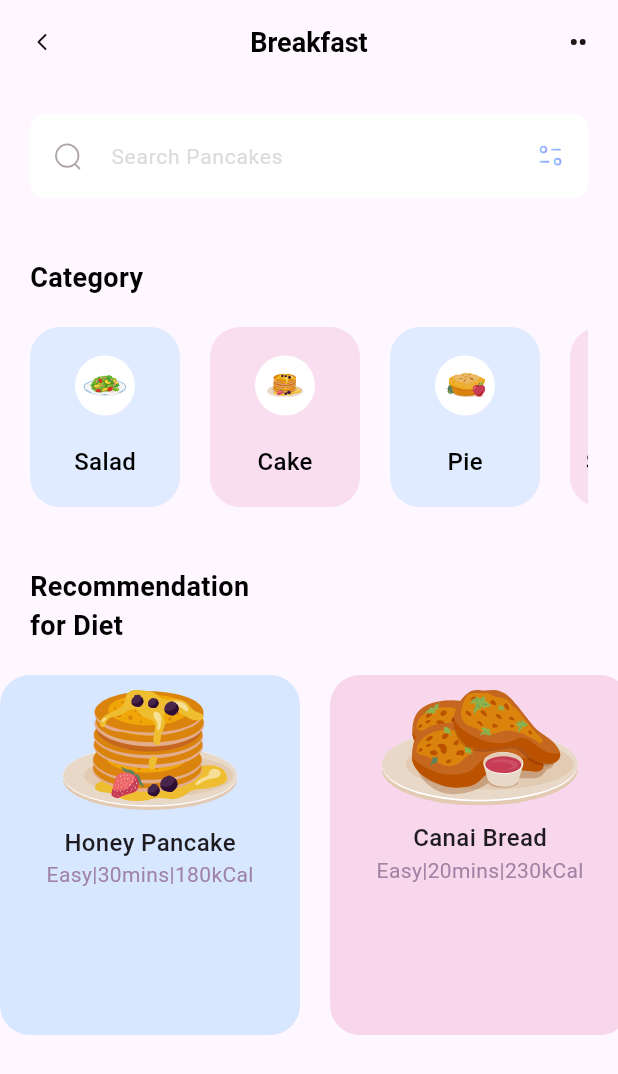
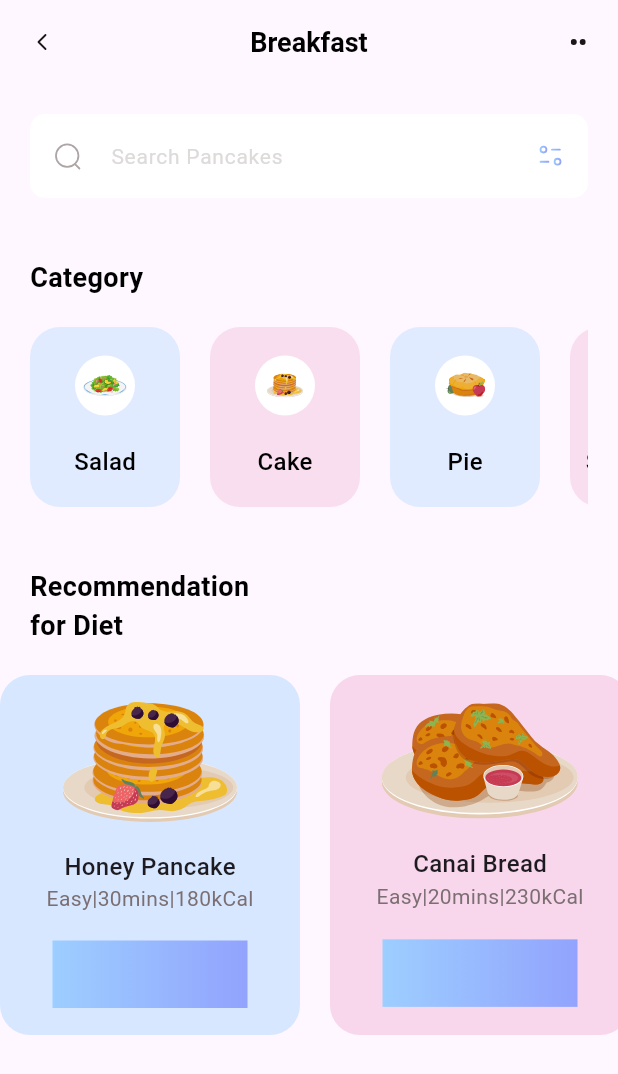
Before and after one commit to cintajay/fitness_app, a Flutter app: the screen it shows after launch, on a phone screen of 412 x 824 dp. Shown: the top 1074 px of the screen. Run offline on Flutter 3.47's test engine with Material 3 defaults, Android fonts, the phone set to English and light mode, and no system bars; our stand-ins replace flutter_svg.

Commit message:
spacing changes

```diff
--- a/lib/pages/home.dart
+++ b/lib/pages/home.dart
@@ -51,12 +51,13 @@ class _HomePageState extends State<HomePage> {
                   borderRadius: BorderRadius.circular(20)
                  ),
                  child: Column(
+                  mainAxisAlignment: MainAxisAlignment.spaceEvenly,
                   children: [
                     Container(
                       child: SvgPicture.asset(diets[index].iconPath),
-                      padding: EdgeInsets.all(10),
-
                     ),
+                    Column(       //added a seperate column for the 2 texts to bring them closer
+                      children: [
                         Text(
                           diets[index].name,
                           style: TextStyle(
@@ -67,7 +68,21 @@ class _HomePageState extends State<HomePage> {
                         Text(
                           diets[index].level +'|'+diets[index].duration +'|'+diets[index].calorie,
                           style: TextStyle(
-                        color: Color.fromARGB(255, 160, 130, 165)
+                            color: Color(0xff7B6F72)
+                          ),
+                        ),
+                      ],
+                    ),
+                    Container(
+                      height: 45,
+                      width: 130,
+                      decoration: BoxDecoration(
+                        gradient: LinearGradient(
+                          colors: [
+                          Color(0xff9DCEFF),
+                          Color(0xff92A3FD)
+                          ]
+                        )
                       ),
                     )
                   ],
```
Lines whose indentation alone changed are shown as unchanged.
